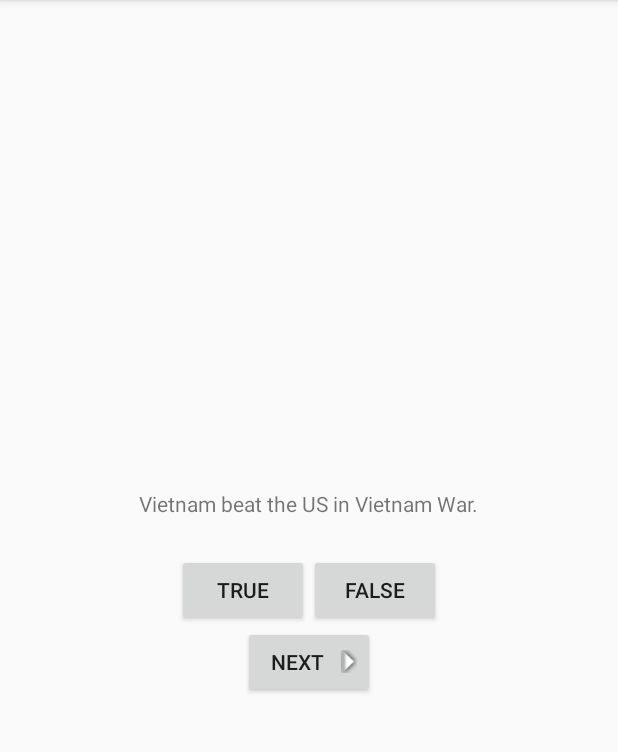
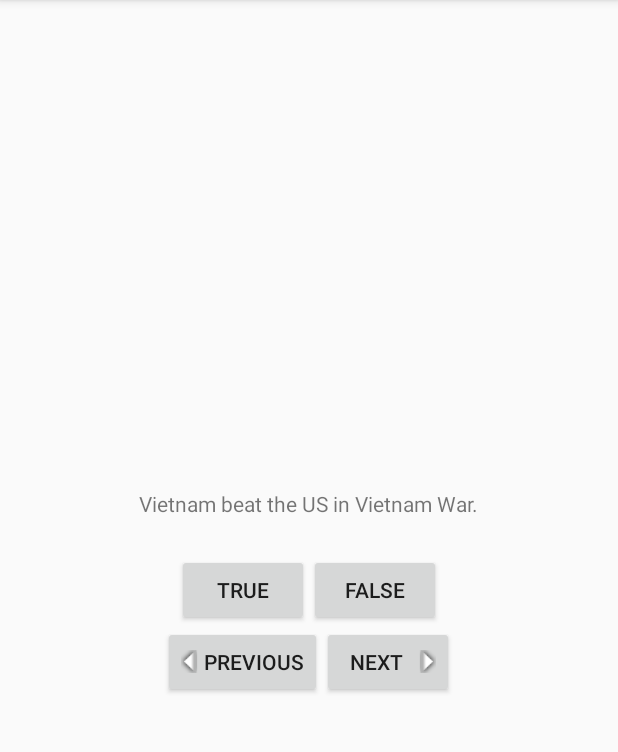
Before and after one commit to huyviet1995/GeoQuiz, an Android app: the screen it shows after launch (QuizActivity), on a phone screen of 412 x 824 dp, the part 84-836 px from its top. Run offline under Robolectric (Android 15) with nearby library versions, the phone set to English and light mode, and no system bars.

Commit message:
update a previous button

```diff
--- a/app/src/main/java/com/example/huyviet1995/myapplication/QuizActivity.java
+++ b/app/src/main/java/com/example/huyviet1995/myapplication/QuizActivity.java
@@ -87,6 +87,14 @@ public class QuizActivity extends AppCompatActivity {
                 updateQuestion();
             }
         });
+        mPreviousButton = (Button)findViewById(R.id.previous_button);
+        mPreviousButton.setOnClickListener(new View.OnClickListener() {
+            @Override
+            public void onClick(View v) {
+                mCurrentIndex = (mCurrentIndex - 1) % mQuestionTextView.length();
+                updateQuestion();
+            }
+        });
     }
 
 }
--- a/app/src/main/res/layout/activity_quiz.xml
+++ b/app/src/main/res/layout/activity_quiz.xml
@@ -34,6 +34,13 @@
         android:orientation="horizontal"
     >
     <Button
+        android:id="@+id/previous_button"
+        android:layout_width="wrap_content"
+        android:layout_height="wrap_content"
+        android:text="@string/previous_button"
+        android:drawableLeft="@drawable/arrow_left"
+        android:drawablePadding="4dp"/>
+    <Button
         android:id="@+id/next_button"
         android:layout_width="wrap_content"
         android:layout_height="wrap_content"
```
